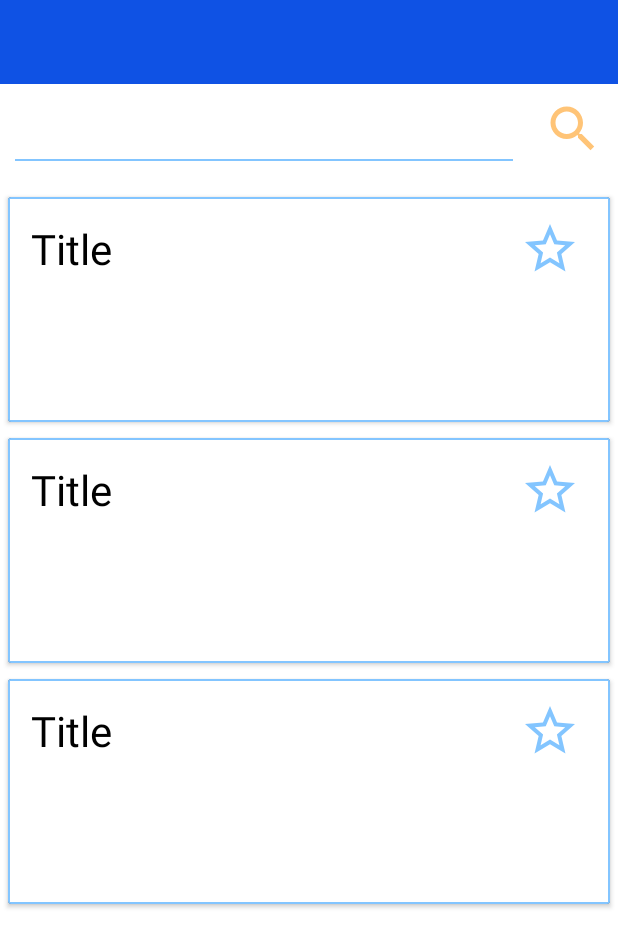
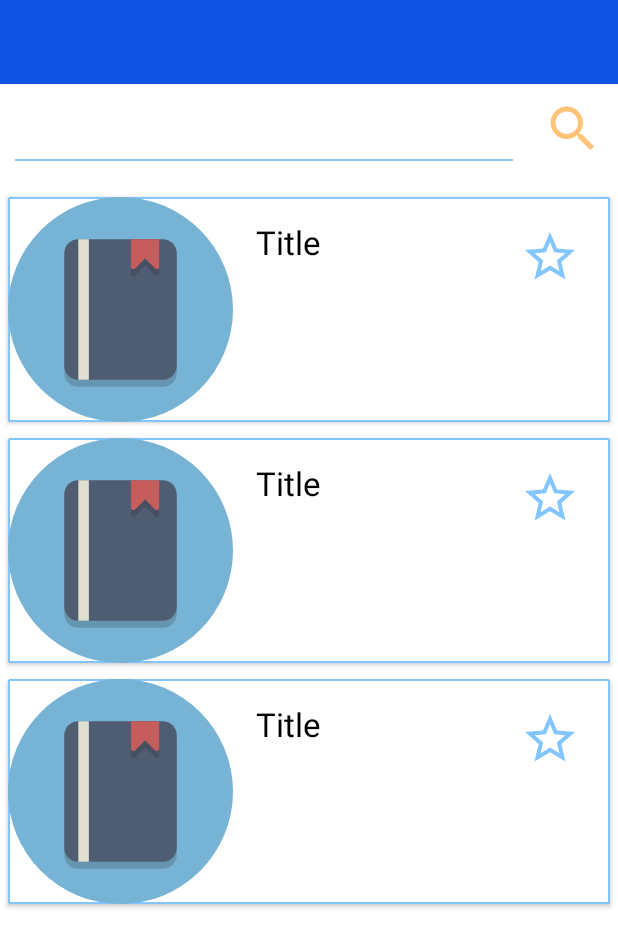
Before and after one commit to losanastasiia/Bookar, an Android app: the layout fragment_find_book.xml on its own in the app's theme, with its tools: preview values and no code run, on a phone screen of 412 x 824 dp. Shown: the top 947 px of the screen. Run offline under Robolectric (Android 15) with nearby library versions, the phone set to English and light mode, and no system bars.

Commit message:
Добавлена поддержка изображений

```diff
--- a/app/src/main/java/com/onpu/bookar/view/find/FindBookFragment.kt
+++ b/app/src/main/java/com/onpu/bookar/view/find/FindBookFragment.kt
@@ -16,7 +16,7 @@ import kotlinx.android.synthetic.main.fragment_find_book.*
 class FindBookFragment : Fragment(R.layout.fragment_find_book),
     BookListAdapter.OnBookClickedListener {
 
-    lateinit var viewModel: FindBookViewModel
+    private lateinit var viewModel: FindBookViewModel
 
     override fun onCreate(savedInstanceState: Bundle?) {
         super.onCreate(savedInstanceState)
@@ -33,7 +33,7 @@ class FindBookFragment : Fragment(R.layout.fragment_find_book),
         toolbar.setTitle(R.string.find_book)
         toolbar.setNavigationOnClickListener { findNavController().popBackStack() }
         rvList.layoutManager = LinearLayoutManager(requireContext())
-        rvList.adapter = BookListAdapter(this)
+        rvList.adapter = BookListAdapter(this, false)
         find.setOnClickListener {
             if(query.text.isNotEmpty())
                 viewModel.findBook(query.text.toString())
--- /dev/null
+++ b/app/src/main/res/drawable/ic_book_image.xml
@@ -0,0 +1,12 @@
+<vector android:autoMirrored="true" android:height="64dp"
+    android:viewportHeight="64" android:viewportWidth="64"
+    android:width="64dp" xmlns:android="http://schemas.android.com/apk/res/android">
+    <path android:fillColor="#77B3D4" android:pathData="M32,32m-32,0a32,32 0,1 1,64 0a32,32 0,1 1,-64 0"/>
+    <path android:fillAlpha="0.2" android:fillColor="#231F20"
+        android:pathData="M48,50c0,2.209 -1.791,4 -4,4H20c-2.209,0 -4,-1.791 -4,-4V18c0,-2.209 1.791,-4 4,-4h24c2.209,0 4,1.791 4,4V50z" android:strokeAlpha="0.2"/>
+    <path android:fillColor="#4F5D73" android:pathData="M48,48c0,2.209 -1.791,4 -4,4H20c-2.209,0 -4,-1.791 -4,-4V16c0,-2.209 1.791,-4 4,-4h24c2.209,0 4,1.791 4,4V48z"/>
+    <path android:fillAlpha="0.2" android:fillColor="#231F20"
+        android:pathData="M35,14v7.846c0,0.264 0.163,0.503 0.411,0.604c0.083,0.033 0.169,0.05 0.255,0.05c0.173,0 0.344,-0.067 0.471,-0.192L39,19.501l2.862,2.807c0.127,0.125 0.298,0.192 0.471,0.192c0.086,0 0.173,-0.016 0.255,-0.05C42.837,22.349 43,22.11 43,21.846V14H35z" android:strokeAlpha="0.2"/>
+    <path android:fillColor="#C75C5C" android:pathData="M35,12v7.846c0,0.264 0.163,0.503 0.411,0.604c0.083,0.033 0.169,0.05 0.255,0.05c0.173,0 0.344,-0.067 0.471,-0.192L39,17.501l2.862,2.807c0.127,0.125 0.298,0.192 0.471,0.192c0.086,0 0.173,-0.016 0.255,-0.05C42.837,20.349 43,20.11 43,19.846V12H35z"/>
+    <path android:fillColor="#E0E0D1" android:pathData="M20,12h3v40h-3z"/>
+</vector>
--- a/app/src/main/res/layout/fragment_find_book.xml
+++ b/app/src/main/res/layout/fragment_find_book.xml
@@ -41,9 +41,11 @@
         android:layout_width="0dp"
         android:layout_height="40dp"
         android:layout_margin="10dp"
+        android:layout_marginTop="8dp"
+        android:background="@null"
+        android:maxLines="1"
+        android:inputType="text"
         android:textColor="@color/black"
-        android:maxLines="1"
-        android:background="@null"
         android:textSize="16sp"
         app:layout_constraintEnd_toStartOf="@id/find"
         app:layout_constraintStart_toStartOf="parent"
--- a/app/src/main/res/layout/item_book.xml
+++ b/app/src/main/res/layout/item_book.xml
@@ -11,15 +11,28 @@
         android:layout_height="150dp"
         android:background="@drawable/stroked_rectangle">
 
+        <ImageView
+            android:id="@+id/image"
+            android:layout_width="150dp"
+            android:layout_height="150dp"
+            android:scaleType="centerCrop"
+            android:src="@drawable/ic_book_image"
+            app:layout_constraintBottom_toBottomOf="parent"
+            app:layout_constraintStart_toStartOf="parent"
+            app:layout_constraintTop_toTopOf="parent" />
+
         <TextView
             android:id="@+id/name"
-            android:layout_width="match_parent"
-            android:layout_height="wrap_content"
+            android:layout_width="0dp"
+            android:layout_height="0dp"
+            android:ellipsize="end"
+            android:maxLines="4"
             android:padding="15dp"
             android:textColor="@color/black"
-            android:textSize="28sp"
+            android:textSize="22sp"
+            app:layout_constraintBottom_toBottomOf="parent"
             app:layout_constraintEnd_toStartOf="@id/save"
-            app:layout_constraintStart_toStartOf="parent"
+            app:layout_constraintStart_toEndOf="@id/image"
             app:layout_constraintTop_toTopOf="parent"
             tools:text="Title" />
 
@@ -29,7 +42,6 @@
             android:layout_height="40dp"
             android:layout_margin="20dp"
             android:src="@drawable/ic_star_border"
-            app:layout_constraintBottom_toBottomOf="@id/name"
             app:layout_constraintEnd_toEndOf="parent"
             app:layout_constraintTop_toTopOf="parent" />
     </androidx.constraintlayout.widget.ConstraintLayout>
```
Also changed, not shown: app/src/main/java/com/onpu/bookar/view/BookListAdapter.kt (+23 -3 lines).
